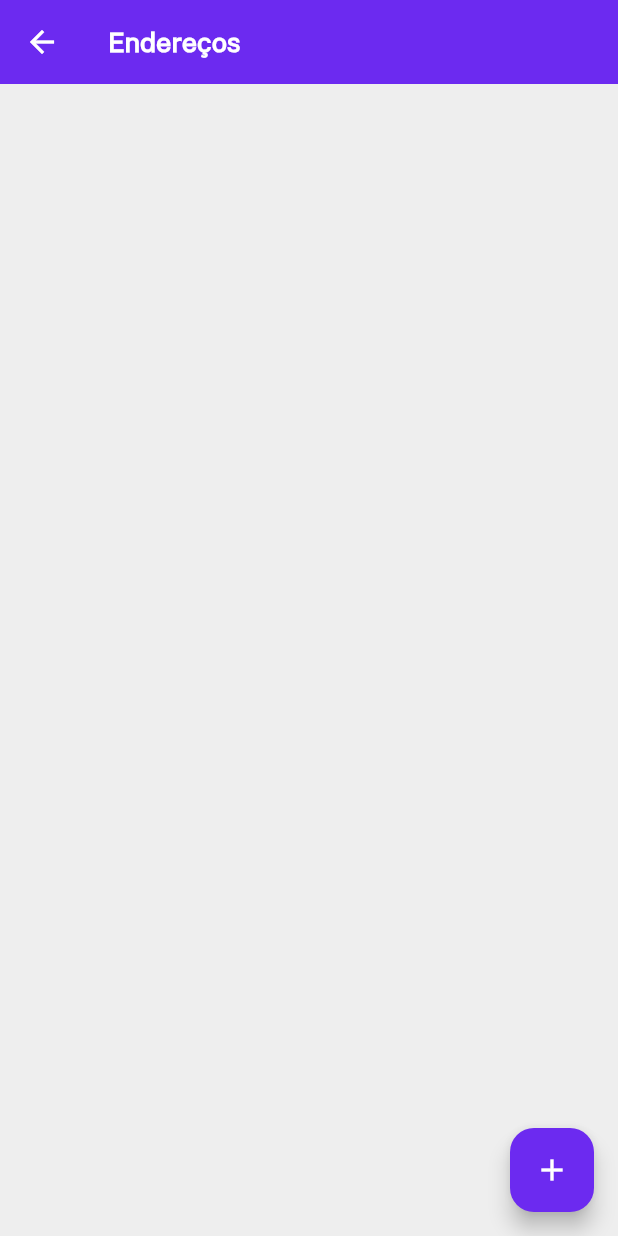
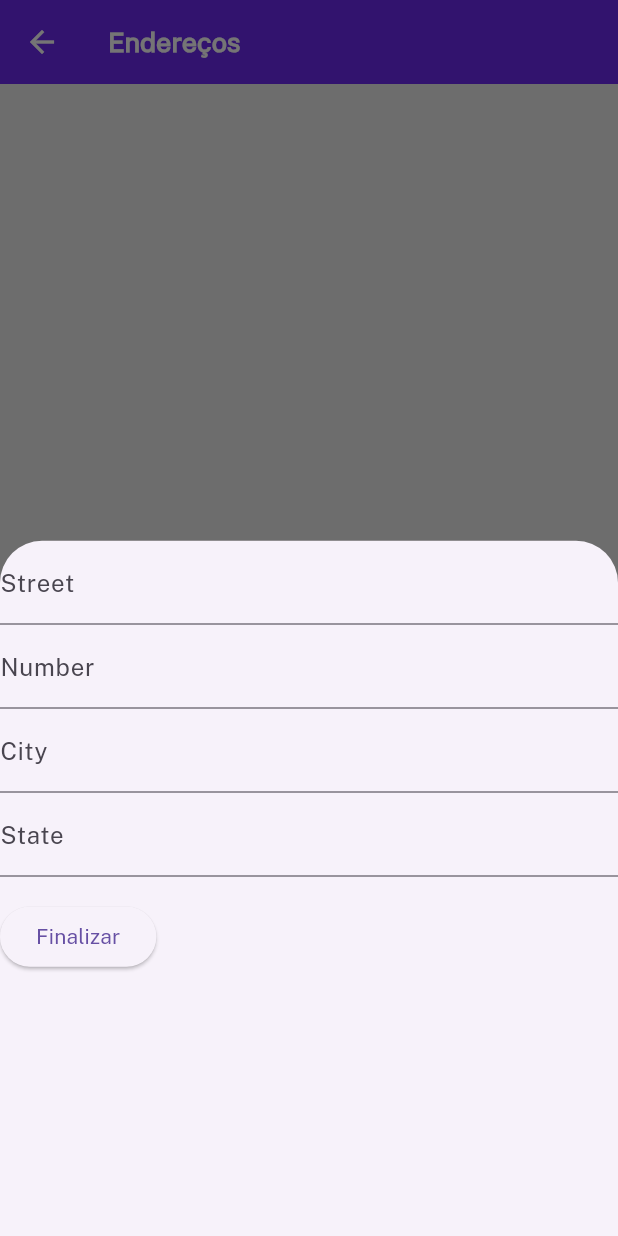
Before and after one commit to joaopaulopmedeiros/qualquercoisavinteconto-mobile, a Flutter app: the ManageAddressScreen screen opened by its route, after a tap on the "add" icon, on a phone screen of 412 x 824 dp. Run offline on Flutter 3.47's test engine with Material 3 defaults, Android fonts, the phone set to English and light mode, and no system bars; our stand-ins replace velocity_x; accounts and stored records are empty; network calls fail.

Commit message:
feat: cadastro de enderecos

```diff
--- a/lib/models/address.dart
+++ b/lib/models/address.dart
@@ -1,5 +1,3 @@
-import 'dart:ffi';
-
 class Address {
   final int id;
   final String street;
--- a/lib/screens/manage_address_screen.dart
+++ b/lib/screens/manage_address_screen.dart
@@ -8,6 +8,7 @@ import 'dart:convert';
 
 import 'package:qualquercoisavinteconto/providers/auth_provider.dart';
 import 'package:qualquercoisavinteconto/utils/http.dart';
+import 'package:qualquercoisavinteconto/widgets/address_form_widget.dart';
 
 class ManageAddressScreen extends StatefulWidget {
   const ManageAddressScreen({super.key});
@@ -27,12 +28,12 @@ class _ManageAddressScreenState extends State<ManageAddressScreen> {
 
   Future<void> fetchAddresses() async {
     final authProvider = Provider.of<AuthProvider>(context, listen: false);
-    final authToken = authProvider.getAccessToken();
+    final accessToken = authProvider.getAccessToken();
     final userId = authProvider.getCurrentUser()?.id ?? 0;
 
     final response = await http.get(
       Uri.parse('$apiBaseUrl/addresses/user/$userId'),
-      headers: {'Authorization': 'Bearer $authToken'},
+      headers: {'Authorization': 'Bearer $accessToken'},
     );
 
     if (isSuccessful(response)) {
@@ -54,10 +55,10 @@ class _ManageAddressScreenState extends State<ManageAddressScreen> {
 
   Future<void> deleteAddress(int id) async {
     final authProvider = Provider.of<AuthProvider>(context, listen: false);
-    final authToken = authProvider.getAccessToken();
+    final accessToken = authProvider.getAccessToken();
     final response = await http.delete(
       Uri.parse('$apiBaseUrl/addresses/$id'),
-      headers: {'Authorization': 'Bearer $authToken'},
+      headers: {'Authorization': 'Bearer $accessToken'},
     );
     if (isSuccessful(response)) {
       fetchAddresses();
@@ -109,7 +110,14 @@ class _ManageAddressScreenState extends State<ManageAddressScreen> {
         ),
       ),
       floatingActionButton: FloatingActionButton(
-        onPressed: () {},
+        onPressed: () {
+          showModalBottomSheet(
+            context: context,
+            builder: (BuildContext context) {
+              return const AddressFormWidget();
+            },
+          );
+        },
         backgroundColor: primaryColor,
         child: const Icon(Icons.add, color: Colors.white,),
       ),
--- /dev/null
+++ b/lib/widgets/address_form_widget.dart
@@ -0,0 +1,116 @@
+import 'package:flutter/material.dart';
+import 'package:http/http.dart' as http;
+import 'package:provider/provider.dart';
+import 'package:qualquercoisavinteconto/constants/http.dart';
+import 'package:qualquercoisavinteconto/constants/routes.dart';
+import 'package:qualquercoisavinteconto/providers/auth_provider.dart';
+import 'dart:convert';
+
+import 'package:qualquercoisavinteconto/utils/http.dart';
+
+class AddressFormWidget extends StatefulWidget {
+  final String? street;
+  final String? number;
+  final String? city;
+  final String? state;
+  final String? userId;
+
+  const AddressFormWidget({super.key,
+    this.street,
+    this.number,
+    this.city,
+    this.state,
+    this.userId,
+  });
+
+  @override
+  _AddressFormWidgetState createState() => _AddressFormWidgetState();
+}
+
+class _AddressFormWidgetState extends State<AddressFormWidget> {
+  final TextEditingController _streetController = TextEditingController();
+  final TextEditingController _numberController = TextEditingController();
+  final TextEditingController _cityController = TextEditingController();
+  final TextEditingController _stateController = TextEditingController();
+
+  @override
+  void initState() {
+    super.initState();
+    _streetController.text = widget.street ?? '';
+    _numberController.text = widget.number ?? '';
+    _cityController.text = widget.city ?? '';
+    _stateController.text = widget.state ?? '';
+  }
+
+  Future<void> _submitForm() async {
+    final String street = _streetController.text;
+    final String number = _numberController.text;
+    final String city = _cityController.text;
+    final String state = _stateController.text;
+
+    final authProvider = Provider.of<AuthProvider>(context, listen: false);
+    final userId = authProvider.getCurrentUser()?.id ?? 0;
+    final accessToken = authProvider.getAccessToken();
+
+    final Map<String, dynamic> requestBody = {
+      'street': street,
+      'number': number,
+      'city': city,
+      'state': state,
+      'user_id': userId,
+    };
+
+    try {
+      final response = await http.post(
+        Uri.parse('$apiBaseUrl/addresses'),
+        headers: {
+          'accept': '*/*',
+          'Authorization': 'Bearer $accessToken',
+          'Content-Type': 'application/json',
+        },
+        body: jsonEncode(requestBody),
+      );
+
+      if (isSuccessful(response)) {
+        Navigator.pushNamed(context, manageAddressRoute);
+      } else {
+        throw Exception('Failed to submit address');
+      }
+    } catch (error) {
+      throw Exception('Error submitting address: $error');
+    }
+  }
+
+  @override
+  Widget build(BuildContext context) {
+    return ChangeNotifierProvider(
+      create: (context) => AuthProvider(),
+      child: Column(
+      crossAxisAlignment: CrossAxisAlignment.start,
+      children: [
+        TextFormField(
+          controller: _streetController,
+          decoration: const InputDecoration(labelText: 'Street'),
+        ),
+        TextFormField(
+          controller: _numberController,
+          decoration: const InputDecoration(labelText: 'Number'),
+        ),
+        TextFormField(
+          controller: _cityController,
+          decoration: const InputDecoration(labelText: 'City'),
+        ),
+        TextFormField(
+          controller: _stateController,
+          decoration: const InputDecoration(labelText: 'State'),
+        ),
+        const SizedBox(height: 16),
+        ElevatedButton(
+          onPressed: _submitForm,
+          child: const Text('Finalizar'),
+        ),
+      ],
+    ),
+    );
+  }
+}
```
